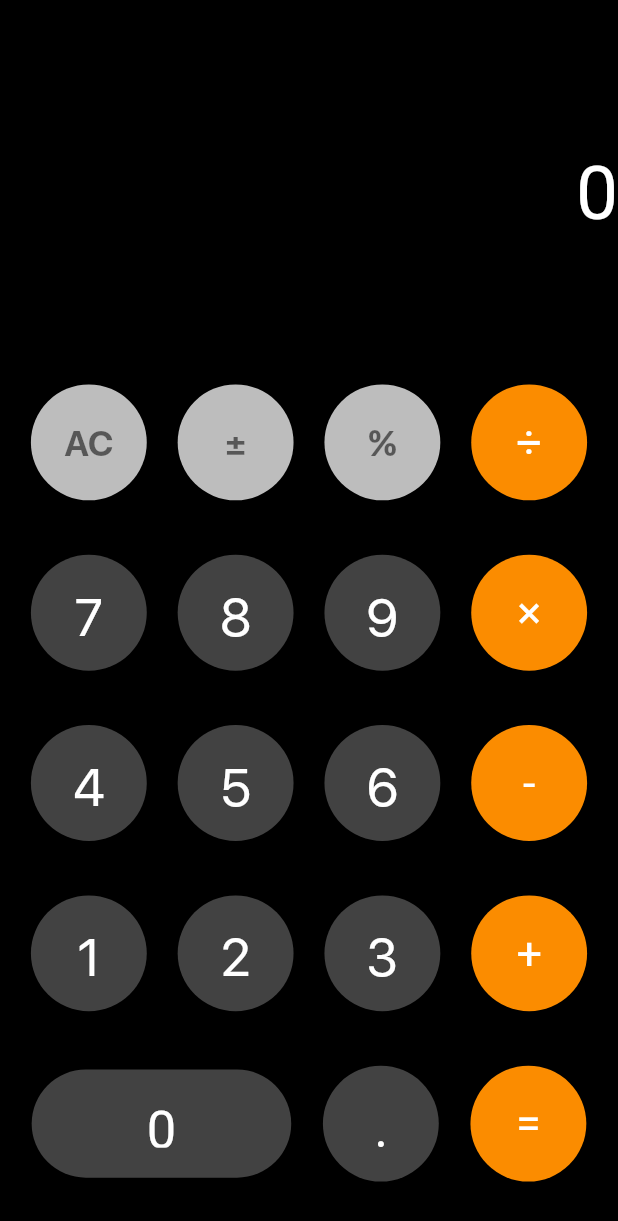
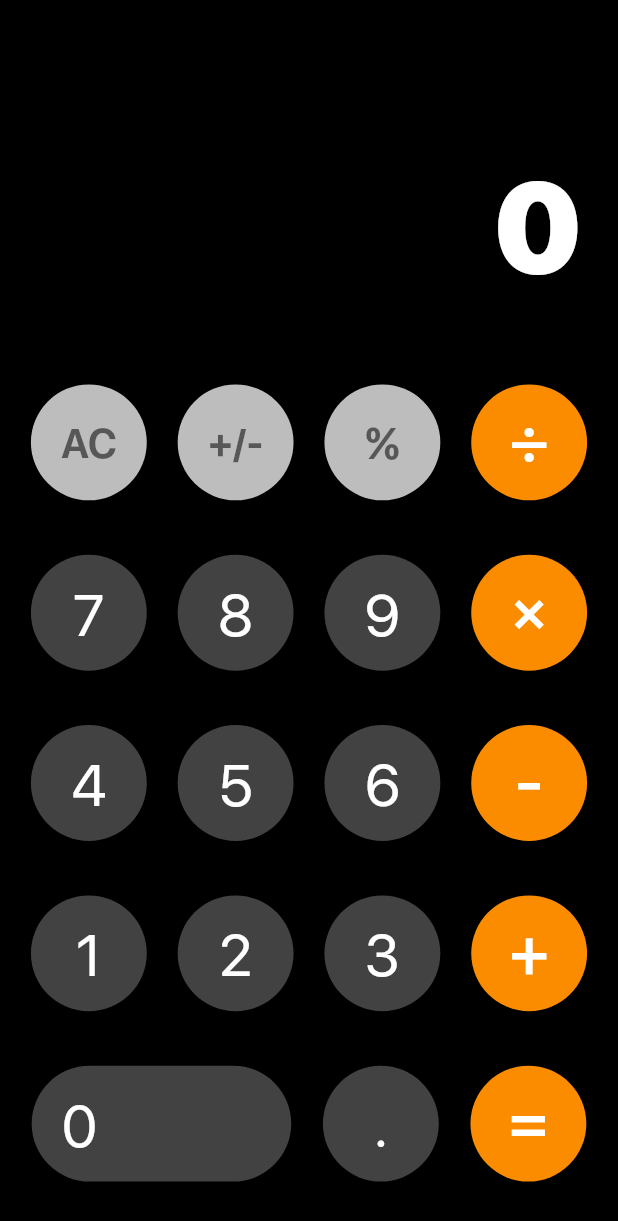
Before and after one commit to YahyaAhmedKhan/AppDev-sp24, a Flutter app: the screen it shows after launch, on a phone screen of 412 x 824 dp. Shown: the top 1221 px of the screen. Run offline on Flutter 3.47's test engine with Material 2 defaults, Android fonts, the phone set to English and light mode, and no system bars; drawn by our look-alikes of auto_size_text; Roboto replaces fonts that are missing (Helvetica); project files that could hold a hidden picture were left out.

Commit message:
addning NAN

```diff
--- a/lib/buttons.dart
+++ b/lib/buttons.dart
@@ -4,11 +4,13 @@ abstract class GeneralButton extends StatelessWidget {
   final String label;
   final void Function() onPressed;
   final ButtonStyle? style;
+  final Alignment? alignment;
 
   const GeneralButton({
     required this.label,
     required this.onPressed,
     this.style,
+    this.alignment,
   }) : super();
 
   @override
@@ -23,7 +25,12 @@ class NumberButton extends GeneralButton {
     required String label,
     required void Function() onPressed,
     ButtonStyle? style,
-  }) : super(label: label, onPressed: onPressed, style: style);
+    Alignment? alignment,
+  }) : super(
+            label: label,
+            onPressed: onPressed,
+            style: style,
+            alignment: alignment);
 
   @override
   Widget build(BuildContext context) {
@@ -34,17 +41,31 @@ class NumberButton extends GeneralButton {
       style: style ??
           ElevatedButton.styleFrom(
             backgroundColor: Colors.grey.shade800,
-            shape: CircleBorder(),
-            padding: EdgeInsets.all(20),
+            shape: const CircleBorder(),
+            padding: const EdgeInsets.all(20),
             textStyle: const TextStyle(
               fontFamily: "SFNSDisplay",
               fontWeight: FontWeight.w400,
               color: Colors.white,
-              fontSize: 35,
+              fontSize: 39,
             ),
             fixedSize: Size(size, size),
           ),
-      child: Text(label),
+      child: Align(
+        alignment: alignment ?? Alignment.topCenter,
+        child: Text(
+          style: const TextStyle(
+            height: 1.05,
+          ),
+          label,
+          textAlign: TextAlign.center,
+
+          // style: TextStyle(
+          //   height:
+          //       1, // Adjusts the line-height, potentially useful for centering
+          // ),
+        ),
+      ),
     );
   }
 }
@@ -66,22 +87,23 @@ class ExtraButton extends GeneralButton {
       style: style ??
           ElevatedButton.styleFrom(
             backgroundColor: Colors.grey.shade400,
-            shape: CircleBorder(),
-            padding: EdgeInsets.all(20),
+            shape: const CircleBorder(),
+            padding: const EdgeInsets.all(20),
             // textStyle: const TextStyle(
             //   color: Colors.black,
             //   fontSize: 28,
             // ),
             fixedSize: Size(size, size),
           ),
-      child: SizedBox(
+      child: FittedBox(
+        fit: BoxFit.scaleDown,
         child: Text(
           label,
           style: const TextStyle(
               fontFamily: "SFNSDisplay",
               color: Colors.black54,
-              fontWeight: FontWeight.bold,
-              fontSize: 24),
+              fontWeight: FontWeight.w700,
+              fontSize: 29),
         ),
       ),
     );
@@ -104,13 +126,14 @@ class OpButton extends GeneralButton {
       style: style ??
           ElevatedButton.styleFrom(
             backgroundColor: Colors.orange.shade600,
-            shape: CircleBorder(),
-            padding: EdgeInsets.all(20),
+            shape: const CircleBorder(),
+            padding: const EdgeInsets.all(20),
             textStyle: const TextStyle(
-              fontFamily: "Helvetica",
-              fontWeight: FontWeight.w400,
+              height: 0.89,
+              fontFamily: "SFNSDisplay",
+              fontWeight: FontWeight.w500,
               color: Colors.white,
-              fontSize: 30,
+              fontSize: 45,
             ),
             fixedSize: Size(size, size),
           ),
--- a/lib/main.dart
+++ b/lib/main.dart
@@ -65,6 +65,8 @@ class _MyHomePageState extends State<MyHomePage> {
   }
 
   String doubleToString(double value) {
+    if (value.isInfinite || value.isNaN) return "NaN";
+
     if (value == value.toInt()) {
       return value.toInt().toString();
     } else {
@@ -79,6 +81,16 @@ class _MyHomePageState extends State<MyHomePage> {
       print("append");
       appendNumber(number);
     }
+    printStates();
+  }
+
+  void handleNan() {
+    setState(() {
+      widget.display = "NaN";
+      widget.balance = 0.0;
+      widget.oldOperation = "";
+      widget.newOperation = "+";
+    });
     printStates();
   }
 
@@ -147,6 +159,7 @@ class _MyHomePageState extends State<MyHomePage> {
         setState(() {
           widget.display = doubleToString(double.parse(widget.display) / 100);
         });
+        widget.newOperation = "";
         break;
       case ".":
         if (widget.newOperation != null) {
@@ -242,17 +255,25 @@ class _MyHomePageState extends State<MyHomePage> {
               child: SizedBox(
                 height: 100,
                 width: double.infinity,
+                child: Padding(
+                  padding: const EdgeInsets.symmetric(horizontal: 24),
+                  child: Align(
+                    alignment: Alignment.centerRight,
                     child: AutoSizeText(
                       widget.display,
                       // style: Theme.of(context).textTheme.bodyLarge,
                       textAlign: TextAlign.right,
                       style: const TextStyle(
+                        fontFamily: "SFNSDisplay",
+                        fontWeight: FontWeight.w300,
                         color: Colors.white,
-                    fontSize: 50,
+                        fontSize: 90,
                       ),
                       maxLines: 1,
                       stepGranularity: 1,
                       overflow: TextOverflow.ellipsis,
+                    ),
+                  ),
                 ),
               ),
             ),
@@ -272,7 +293,7 @@ class _MyHomePageState extends State<MyHomePage> {
                             clear();
                           }),
                       ExtraButton(
-                          label: "±",
+                          label: "+/-",
                           onPressed: () {
                             handleSpecialPressed("±");
                           }),
@@ -367,6 +388,7 @@ class _MyHomePageState extends State<MyHomePage> {
                     mainAxisAlignment: MainAxisAlignment.spaceEvenly,
                     children: [
                       NumberButton(
+                        alignment: Alignment.centerLeft,
                         label: "0",
                         onPressed: () {
                           handleNumberPressed(0);
@@ -379,18 +401,16 @@ class _MyHomePageState extends State<MyHomePage> {
                           padding: EdgeInsets.all(20),
                           fixedSize: Size(
                               MediaQuery.sizeOf(context).width * 2.4 * 0.7 / 4,
-                              MediaQuery.sizeOf(context).width * 0.7 / 4),
+                              MediaQuery.sizeOf(context).width * 0.75 / 4),
                           textStyle: const TextStyle(
-                            fontFamily: "Helvetica",
-                            fontSize: 35,
+                            fontFamily: "SFNSDisplay",
+                            fontSize: 39,
                           ),
                         ),
                       ),
                       NumberButton(
                           label: ".",
-                          onPressed: () {
-                            handleSpecialPressed(".");
-                          }),
+                          onPressed: () => handleSpecialPressed(".")),
                       OpButton(
                         label: "=",
                         onPressed: () {
```
Lines whose indentation alone changed are shown as unchanged.
